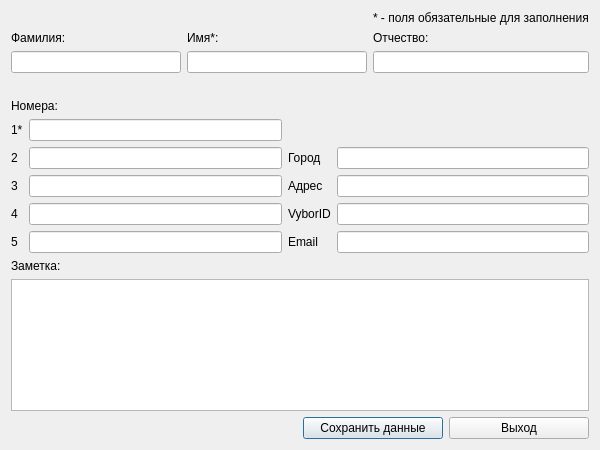
Above: AddContactDialog.ui from okostynchuk/Outcall before the change. Below: the same form after it.
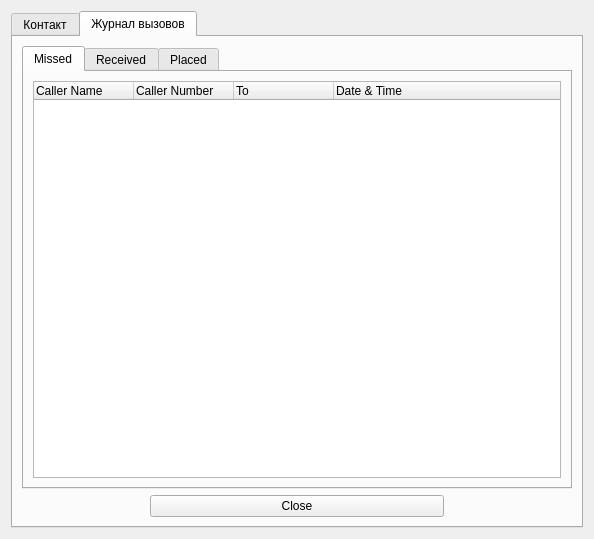
That is the form after the change. The open tabs and pages were chosen to show the change.

Commit message: redisigned some windows

```diff
--- a/AddContactDialog.ui
+++ b/AddContactDialog.ui
@@ -6,8 +6,8 @@
    <rect>
     <x>0</x>
     <y>0</y>
-    <width>600</width>
-    <height>450</height>
+    <width>594</width>
+    <height>539</height>
    </rect>
   </property>
   <property name="minimumSize">
@@ -19,59 +19,82 @@
   <property name="windowTitle">
    <string>Dialog</string>
   </property>
-  <layout class="QGridLayout" name="gridLayout_4">
+  <layout class="QGridLayout" name="gridLayout_2">
    <item row="0" column="0">
-    <layout class="QVBoxLayout" name="verticalLayout">
-     <item>
+    <widget class="QTabWidget" name="tabWidget">
+     <property name="currentIndex">
+      <number>0</number>
+     </property>
+     <widget class="QWidget" name="tab_5">
+      <attribute name="title">
+       <string>Контакт</string>
+      </attribute>
       <layout class="QGridLayout" name="gridLayout">
-       <item row="1" column="1">
+       <item row="0" column="0">
+        <layout class="QVBoxLayout" name="verticalLayout_2">
+         <item>
+          <layout class="QGridLayout" name="gridLayout_5">
+           <item row="0" column="3">
+            <widget class="QLabel" name="label_13">
+             <property name="text">
+              <string>* - поля обязательные для заполнения</string>
+             </property>
+            </widget>
+           </item>
+           <item row="2" column="1" colspan="2">
+            <widget class="QLineEdit" name="FirstName">
+             <property name="minimumSize">
+              <size>
+               <width>160</width>
+               <height>0</height>
+              </size>
+             </property>
+            </widget>
+           </item>
+           <item row="2" column="3">
+            <widget class="QLineEdit" name="Patronymic">
+             <property name="minimumSize">
+              <size>
+               <width>160</width>
+               <height>0</height>
+              </size>
+             </property>
+            </widget>
+           </item>
+           <item row="2" column="0">
+            <widget class="QLineEdit" name="LastName">
+             <property name="minimumSize">
+              <size>
+               <width>160</width>
+               <height>0</height>
+              </size>
+             </property>
+            </widget>
+           </item>
+           <item row="1" column="3">
+            <widget class="QLabel" name="label_4">
+             <property name="text">
+              <string>Отчество:</string>
+             </property>
+            </widget>
+           </item>
+           <item row="0" column="1" rowspan="2" colspan="2">
         <widget class="QLabel" name="label_3">
          <property name="text">
           <string>Имя*:</string>
          </property>
-        </widget>
-       </item>
-       <item row="1" column="0">
+             <property name="alignment">
+              <set>Qt::AlignBottom|Qt::AlignLeading|Qt::AlignLeft</set>
+             </property>
+            </widget>
+           </item>
+           <item row="0" column="0" rowspan="2">
         <widget class="QLabel" name="label_2">
          <property name="text">
           <string>Фамилия:</string>
          </property>
-        </widget>
-       </item>
-       <item row="1" column="3">
-        <widget class="QLabel" name="label_4">
-         <property name="text">
-          <string>Отчество:</string>
-         </property>
-        </widget>
-       </item>
-       <item row="2" column="1" colspan="2">
-        <widget class="QLineEdit" name="FirstName">
-         <property name="minimumSize">
-          <size>
-           <width>180</width>
-           <height>0</height>
-          </size>
-         </property>
-        </widget>
-       </item>
-       <item row="2" column="3">
-        <widget class="QLineEdit" name="Patronymic"/>
-       </item>
-       <item row="2" column="0">
-        <widget class="QLineEdit" name="LastName">
-         <property name="minimumSize">
-          <size>
-           <width>150</width>
-           <height>0</height>
-          </size>
-         </property>
-        </widget>
-       </item>
-       <item row="0" column="3">
-        <widget class="QLabel" name="label_13">
-         <property name="text">
-          <string>* - поля обязательные для заполнения</string>
+             <property name="alignment">
+              <set>Qt::AlignBottom|Qt::AlignLeading|Qt::AlignLeft</set>
          </property>
         </widget>
        </item>
@@ -80,12 +103,28 @@
          <property name="text">
           <string/>
          </property>
+             <property name="alignment">
+              <set>Qt::AlignCenter</set>
+             </property>
         </widget>
        </item>
       </layout>
      </item>
      <item>
-      <layout class="QGridLayout" name="gridLayout_2">
+          <widget class="QLabel" name="label">
+           <property name="text">
+            <string>Привязка к организации</string>
+           </property>
+           <property name="alignment">
+            <set>Qt::AlignRight|Qt::AlignTrailing|Qt::AlignVCenter</set>
+           </property>
+          </widget>
+         </item>
+         <item>
+          <layout class="QGridLayout" name="gridLayout_6">
+           <item row="0" column="4">
+            <widget class="QComboBox" name="comboBox"/>
+           </item>
        <item row="1" column="0">
         <widget class="QLabel" name="label_6">
          <property name="text">
@@ -93,8 +132,8 @@
          </property>
         </widget>
        </item>
-       <item row="1" column="1">
-        <widget class="QLineEdit" name="FirstNumber"/>
+           <item row="2" column="1">
+            <widget class="QLineEdit" name="SecondNumber"/>
        </item>
        <item row="0" column="0" colspan="2">
         <widget class="QLabel" name="label_5">
@@ -103,9 +142,6 @@
          </property>
         </widget>
        </item>
-       <item row="2" column="1">
-        <widget class="QLineEdit" name="SecondNumber"/>
-       </item>
        <item row="3" column="0">
         <widget class="QLabel" name="label_8">
          <property name="text">
@@ -113,6 +149,13 @@
          </property>
         </widget>
        </item>
+           <item row="2" column="3">
+            <widget class="QLabel" name="label_9">
+             <property name="text">
+              <string>Город:</string>
+             </property>
+            </widget>
+           </item>
        <item row="2" column="0">
         <widget class="QLabel" name="label_7">
          <property name="text">
@@ -120,32 +163,25 @@
          </property>
         </widget>
        </item>
-       <item row="2" column="3">
-        <widget class="QLabel" name="label_9">
-         <property name="text">
-          <string>Город</string>
-         </property>
-        </widget>
-       </item>
-       <item row="2" column="4">
-        <widget class="QLineEdit" name="City"/>
+           <item row="1" column="1">
+            <widget class="QLineEdit" name="FirstNumber"/>
        </item>
        <item row="3" column="4">
         <widget class="QLineEdit" name="Address"/>
        </item>
+           <item row="2" column="4">
+            <widget class="QLineEdit" name="City"/>
+           </item>
+           <item row="4" column="3">
+            <widget class="QLabel" name="label_11">
+             <property name="text">
+              <string>VyborID:</string>
+             </property>
+            </widget>
+           </item>
        <item row="4" column="1">
         <widget class="QLineEdit" name="FourthNumber"/>
        </item>
-       <item row="3" column="3">
-        <widget class="QLabel" name="label_10">
-         <property name="text">
-          <string>Адрес</string>
-         </property>
-        </widget>
-       </item>
-       <item row="3" column="1">
-        <widget class="QLineEdit" name="ThirdNumber"/>
-       </item>
        <item row="4" column="0">
         <widget class="QLabel" name="label_18">
          <property name="text">
@@ -153,15 +189,21 @@
          </property>
         </widget>
        </item>
-       <item row="4" column="3">
-        <widget class="QLabel" name="label_11">
+           <item row="3" column="1">
+            <widget class="QLineEdit" name="ThirdNumber"/>
+           </item>
+           <item row="3" column="3">
+            <widget class="QLabel" name="label_10">
          <property name="text">
-          <string>VyborID</string>
+              <string>Адрес:</string>
          </property>
         </widget>
        </item>
-       <item row="5" column="4">
-        <widget class="QLineEdit" name="Email"/>
+           <item row="4" column="4">
+            <widget class="QLineEdit" name="VyborID"/>
+           </item>
+           <item row="5" column="1">
+            <widget class="QLineEdit" name="FifthNumber"/>
        </item>
        <item row="5" column="0">
         <widget class="QLabel" name="label_19">
@@ -170,19 +212,16 @@
          </property>
         </widget>
        </item>
-       <item row="5" column="1">
-        <widget class="QLineEdit" name="FifthNumber"/>
+           <item row="5" column="4">
+            <widget class="QLineEdit" name="Email"/>
        </item>
        <item row="5" column="3">
         <widget class="QLabel" name="label_12">
          <property name="text">
-          <string>Email</string>
+              <string>Email:</string>
          </property>
         </widget>
        </item>
-       <item row="4" column="4">
-        <widget class="QLineEdit" name="VyborID"/>
-       </item>
        <item row="1" column="4">
         <widget class="QLabel" name="label_14">
          <property name="text">
@@ -193,10 +232,7 @@
       </layout>
      </item>
      <item>
-      <layout class="QGridLayout" name="gridLayout_3">
-       <item row="1" column="0" colspan="4">
-        <widget class="QTextEdit" name="Comment"/>
-       </item>
+          <layout class="QGridLayout" name="gridLayout_7">
        <item row="2" column="2">
         <widget class="QPushButton" name="saveButton">
          <property name="text">
@@ -219,15 +255,198 @@
         </widget>
        </item>
        <item row="2" column="3">
-        <widget class="QPushButton" name="closeButton">
+            <widget class="QPushButton" name="closeButton_2">
          <property name="text">
           <string>Выход</string>
          </property>
         </widget>
        </item>
+           <item row="1" column="0" colspan="4">
+            <widget class="QTextEdit" name="Comment"/>
+           </item>
       </layout>
      </item>
     </layout>
+       </item>
+      </layout>
+     </widget>
+     <widget class="QWidget" name="tab_6">
+      <attribute name="title">
+       <string>Журнал вызовов</string>
+      </attribute>
+      <layout class="QVBoxLayout" name="verticalLayout">
+       <item>
+        <layout class="QGridLayout" name="gridLayout_3">
+         <item row="0" column="0">
+          <widget class="QTabWidget" name="tabWidget_2">
+           <property name="currentIndex">
+            <number>0</number>
+           </property>
+           <widget class="QWidget" name="tab_3">
+            <attribute name="title">
+             <string>Missed</string>
+            </attribute>
+            <layout class="QGridLayout" name="gridLayout_4">
+             <item row="0" column="0">
+              <widget class="QTreeWidget" name="treeWidgetMissed">
+               <property name="selectionMode">
+                <enum>QAbstractItemView::ExtendedSelection</enum>
+               </property>
+               <property name="rootIsDecorated">
+                <bool>false</bool>
+               </property>
+               <property name="columnCount">
+                <number>4</number>
+               </property>
+               <column>
+                <property name="text">
+                 <string>Caller Name</string>
+                </property>
+               </column>
+               <column>
+                <property name="text">
+                 <string notr="true">Caller Number</string>
+                </property>
+               </column>
+               <column>
+                <property name="text">
+                 <string notr="true">To</string>
+                </property>
+               </column>
+               <column>
+                <property name="text">
+                 <string notr="true">Date &amp; Time</string>
+                </property>
+               </column>
+              </widget>
+             </item>
+            </layout>
+           </widget>
+           <widget class="QWidget" name="tab_4">
+            <attribute name="title">
+             <string>Received</string>
+            </attribute>
+            <layout class="QVBoxLayout" name="verticalLayout_7">
+             <item>
+              <widget class="QTreeWidget" name="treeWidgetReceived">
+               <property name="selectionMode">
+                <enum>QAbstractItemView::ExtendedSelection</enum>
+               </property>
+               <property name="rootIsDecorated">
+                <bool>false</bool>
+               </property>
+               <property name="columnCount">
+                <number>4</number>
+               </property>
+               <column>
+                <property name="text">
+                 <string>Caller Name</string>
+                </property>
+               </column>
+               <column>
+                <property name="text">
+                 <string notr="true">Caller Number</string>
+                </property>
+               </column>
+               <column>
+                <property name="text">
+                 <string notr="true">To</string>
+                </property>
+               </column>
+               <column>
+                <property name="text">
+                 <string notr="true">Date &amp; Time</string>
+                </property>
+               </column>
+              </widget>
+             </item>
+            </layout>
+           </widget>
+           <widget class="QWidget" name="tab_7">
+            <attribute name="title">
+             <string>Placed</string>
+            </attribute>
+            <layout class="QVBoxLayout" name="verticalLayout_8">
+             <item>
+              <widget class="QTreeWidget" name="treeWidgetPlaced">
+               <property name="selectionMode">
+                <enum>QAbstractItemView::ExtendedSelection</enum>
+               </property>
+               <property name="rootIsDecorated">
+                <bool>false</bool>
+               </property>
+               <property name="columnCount">
+                <number>3</number>
+               </property>
+               <column>
+                <property name="text">
+                 <string notr="true">From</string>
+                </property>
+               </column>
+               <column>
+                <property name="text">
+                 <string notr="true">To</string>
+                </property>
+               </column>
+               <column>
+                <property name="text">
+                 <string notr="true">Date &amp; Time</string>
+                </property>
+               </column>
+              </widget>
+             </item>
+            </layout>
+           </widget>
+          </widget>
+         </item>
+         <item row="1" column="0">
+          <layout class="QHBoxLayout" name="horizontalLayout_3">
+           <item>
+            <spacer name="horizontalSpacer_3">
+             <property name="orientation">
+              <enum>Qt::Horizontal</enum>
+             </property>
+             <property name="sizeType">
+              <enum>QSizePolicy::Fixed</enum>
+             </property>
+             <property name="sizeHint" stdset="0">
+              <size>
+               <width>128</width>
+               <height>20</height>
+              </size>
+             </property>
+            </spacer>
+           </item>
+           <item>
+            <widget class="QPushButton" name="closeButton">
+             <property name="text">
+              <string>Close</string>
+             </property>
+            </widget>
+           </item>
+           <item>
+            <spacer name="horizontalSpacer_2">
+             <property name="orientation">
+              <enum>Qt::Horizontal</enum>
+             </property>
+             <property name="sizeType">
+              <enum>QSizePolicy::Fixed</enum>
+             </property>
+             <property name="sizeHint" stdset="0">
+              <size>
+               <width>128</width>
+               <height>20</height>
+              </size>
+             </property>
+            </spacer>
+           </item>
+          </layout>
+         </item>
+        </layout>
+       </item>
+      </layout>
+     </widget>
+    </widget>
    </item>
   </layout>
  </widget>
```
Lines whose indentation alone changed are shown as unchanged. The commit also changes 4 other files.
